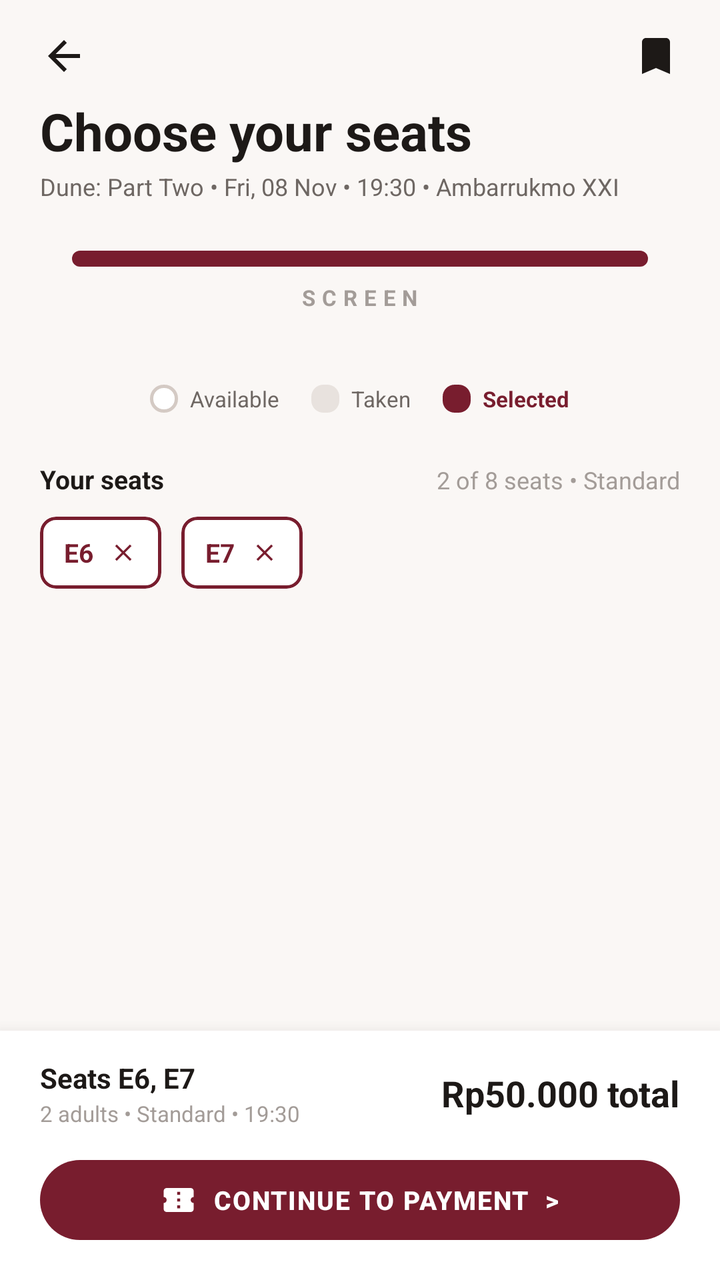
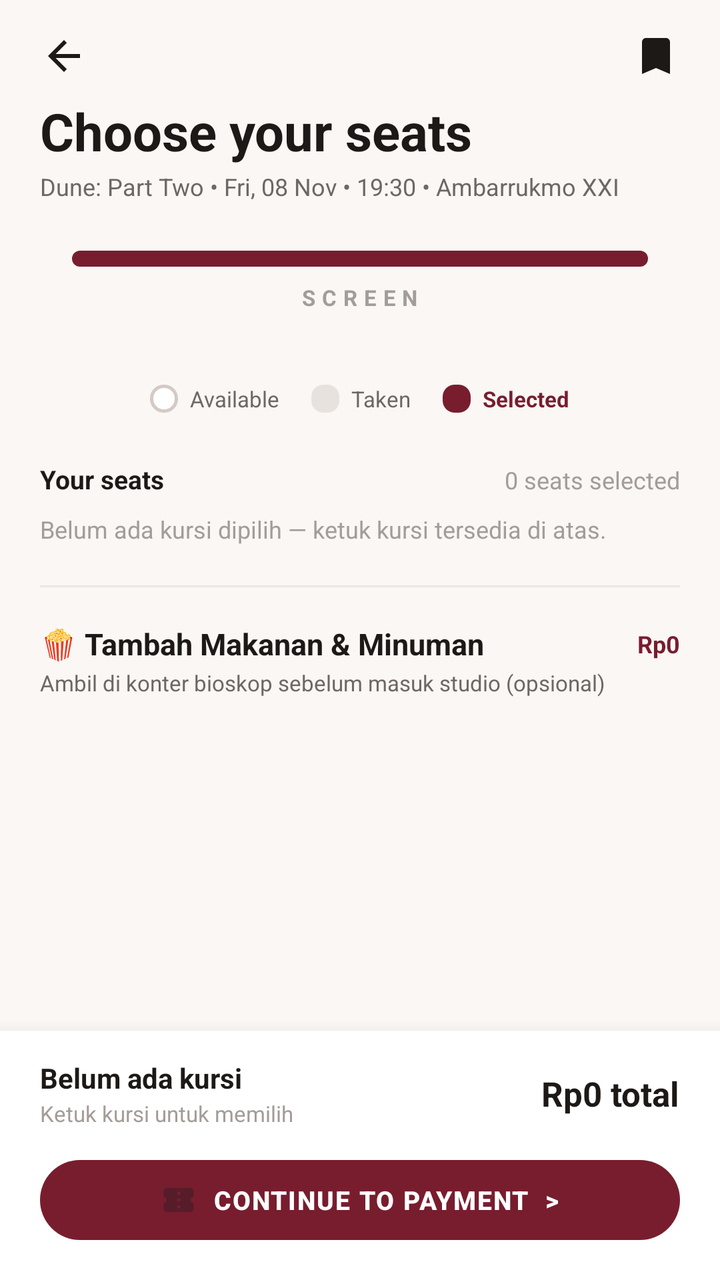

Screens rendered from an Android XML layout before and after an edit, with the pre-edit source and the edit as a unified diff.
<!-- AndroidManifest.xml: application theme Theme.ApkBookingFIlm -->
<!-- res/layout/activity_seat_selection.xml -->
<?xml version="1.0" encoding="utf-8"?>
<androidx.coordinatorlayout.widget.CoordinatorLayout xmlns:android="http://schemas.android.com/apk/res/android"
    xmlns:app="http://schemas.android.com/apk/res-auto"
    android:layout_width="match_parent"
    android:layout_height="match_parent"
    android:background="@color/bg_cream">

    <androidx.core.widget.NestedScrollView
        android:layout_width="match_parent"
        android:layout_height="match_parent"
        android:layout_marginBottom="90dp"
        android:fillViewport="true">

        <LinearLayout
            android:layout_width="match_parent"
            android:layout_height="wrap_content"
            android:orientation="vertical"
            android:paddingBottom="24dp">

            
            <LinearLayout
                android:layout_width="match_parent"
                android:layout_height="wrap_content"
                android:gravity="center_vertical"
                android:orientation="horizontal"
                android:paddingHorizontal="20dp"
                android:paddingTop="16dp"
                android:paddingBottom="8dp">

                <ImageView
                    android:id="@+id/btnBackSeats"
                    android:layout_width="24dp"
                    android:layout_height="24dp"
                    android:src="@drawable/ic_arrow_back"
                    app:tint="@color/text_primary" />

                <View
                    android:layout_width="0dp"
                    android:layout_height="1dp"
                    android:layout_weight="1" />

                <ImageView
                    android:id="@+id/btnBookmarkSeats"
                    android:layout_width="24dp"
                    android:layout_height="24dp"
                    android:src="@drawable/ic_nav_saved"
                    app:tint="@color/text_primary" />
            </LinearLayout>

            
            <TextView
                android:layout_width="match_parent"
                android:layout_height="wrap_content"
                android:paddingHorizontal="20dp"
                android:text="Choose your seats"
                android:textColor="@color/text_primary"
                android:textSize="26sp"
                android:textStyle="bold" />

            <TextView
                android:id="@+id/tvSeatMovieInfo"
                android:layout_width="match_parent"
                android:layout_height="wrap_content"
                android:layout_marginTop="2dp"
                android:paddingHorizontal="20dp"
                android:text="Dune: Part Two • Fri, 08 Nov • 19:30 • Ambarrukmo XXI"
                android:textColor="@color/text_secondary"
                android:textSize="12sp" />

            
            <LinearLayout
                android:layout_width="match_parent"
                android:layout_height="wrap_content"
                android:layout_marginTop="24dp"
                android:gravity="center"
                android:orientation="vertical"
                android:paddingHorizontal="36dp">

                
                <View
                    android:layout_width="match_parent"
                    android:layout_height="8dp"
                    android:background="@drawable/bg_chip_selected"
                    android:backgroundTint="@color/maroon_primary" />

                <TextView
                    android:layout_width="wrap_content"
                    android:layout_height="wrap_content"
                    android:layout_marginTop="8dp"
                    android:letterSpacing="0.3"
                    android:text="SCREEN"
                    android:textColor="@color/text_muted"
                    android:textSize="11sp"
                    android:textStyle="bold" />
            </LinearLayout>

            
            <LinearLayout
                android:layout_width="match_parent"
                android:layout_height="wrap_content"
                android:layout_marginTop="16dp"
                android:gravity="center"
                android:orientation="horizontal"
                android:paddingHorizontal="16dp">

                
                <LinearLayout
                    android:id="@+id/layoutRowLabelsLeft"
                    android:layout_width="20dp"
                    android:layout_height="wrap_content"
                    android:gravity="center_horizontal"
                    android:orientation="vertical" />

                
                <androidx.recyclerview.widget.RecyclerView
                    android:id="@+id/rvSeats"
                    android:layout_width="wrap_content"
                    android:layout_height="wrap_content"
                    android:layout_marginHorizontal="6dp"
                    android:overScrollMode="never" />

                
                <LinearLayout
                    android:id="@+id/layoutRowLabelsRight"
                    android:layout_width="20dp"
                    android:layout_height="wrap_content"
                    android:gravity="center_horizontal"
                    android:orientation="vertical" />
            </LinearLayout>

            
            <LinearLayout
                android:layout_width="match_parent"
                android:layout_height="wrap_content"
                android:layout_marginTop="20dp"
                android:gravity="center"
                android:orientation="horizontal">

                <View
                    android:layout_width="14dp"
                    android:layout_height="14dp"
                    android:background="@drawable/bg_seat_available" />

                <TextView
                    android:layout_width="wrap_content"
                    android:layout_height="wrap_content"
                    android:layout_marginStart="6dp"
                    android:text="Available"
                    android:textColor="@color/text_secondary"
                    android:textSize="11sp" />

                <View
                    android:layout_width="14dp"
                    android:layout_height="14dp"
                    android:layout_marginStart="16dp"
                    android:background="@drawable/bg_seat_reserved" />

                <TextView
                    android:layout_width="wrap_content"
                    android:layout_height="wrap_content"
                    android:layout_marginStart="6dp"
                    android:text="Taken"
                    android:textColor="@color/text_secondary"
                    android:textSize="11sp" />

                <View
                    android:layout_width="14dp"
                    android:layout_height="14dp"
                    android:layout_marginStart="16dp"
                    android:background="@drawable/bg_seat_selected" />

                <TextView
                    android:layout_width="wrap_content"
                    android:layout_height="wrap_content"
                    android:layout_marginStart="6dp"
                    android:text="Selected"
                    android:textColor="@color/maroon_primary"
                    android:textSize="11sp"
                    android:textStyle="bold" />
            </LinearLayout>

            
            <LinearLayout
                android:layout_width="match_parent"
                android:layout_height="wrap_content"
                android:layout_marginTop="24dp"
                android:orientation="vertical"
                android:paddingHorizontal="20dp">

                <LinearLayout
                    android:layout_width="match_parent"
                    android:layout_height="wrap_content"
                    android:orientation="horizontal">

                    <TextView
                        android:layout_width="0dp"
                        android:layout_height="wrap_content"
                        android:layout_weight="1"
                        android:text="Your seats"
                        android:textColor="@color/text_primary"
                        android:textSize="13sp"
                        android:textStyle="bold" />

                    <TextView
                        android:id="@+id/tvSeatsCountDesc"
                        android:layout_width="wrap_content"
                        android:layout_height="wrap_content"
                        android:text="2 of 8 seats • Standard"
                        android:textColor="@color/text_muted"
                        android:textSize="12sp" />
                </LinearLayout>

                
                <LinearLayout
                    android:id="@+id/layoutSelectedChips"
                    android:layout_width="match_parent"
                    android:layout_height="wrap_content"
                    android:layout_marginTop="10dp"
                    android:orientation="horizontal">

                    <com.google.android.material.card.MaterialCardView
                        android:id="@+id/chipSeat1"
                        android:layout_width="wrap_content"
                        android:layout_height="36dp"
                        android:layout_marginEnd="10dp"
                        app:cardBackgroundColor="@color/bg_surface"
                        app:cardCornerRadius="8dp"
                        app:cardElevation="0dp"
                        app:strokeColor="@color/maroon_primary"
                        app:strokeWidth="1.5dp">

                        <LinearLayout
                            android:layout_width="wrap_content"
                            android:layout_height="match_parent"
                            android:gravity="center_vertical"
                            android:orientation="horizontal"
                            android:paddingHorizontal="12dp">

                            <TextView
                                android:id="@+id/tvChip1Text"
                                android:layout_width="wrap_content"
                                android:layout_height="wrap_content"
                                android:text="E6"
                                android:textColor="@color/maroon_primary"
                                android:textSize="13sp"
                                android:textStyle="bold" />

                            <ImageView
                                android:layout_width="14dp"
                                android:layout_height="14dp"
                                android:layout_marginStart="8dp"
                                android:src="@drawable/ic_close"
                                app:tint="@color/maroon_primary" />
                        </LinearLayout>
                    </com.google.android.material.card.MaterialCardView>

                    <com.google.android.material.card.MaterialCardView
                        android:id="@+id/chipSeat2"
                        android:layout_width="wrap_content"
                        android:layout_height="36dp"
                        app:cardBackgroundColor="@color/bg_surface"
                        app:cardCornerRadius="8dp"
                        app:cardElevation="0dp"
                        app:strokeColor="@color/maroon_primary"
                        app:strokeWidth="1.5dp">

                        <LinearLayout
                            android:layout_width="wrap_content"
                            android:layout_height="match_parent"
                            android:gravity="center_vertical"
                            android:orientation="horizontal"
                            android:paddingHorizontal="12dp">

                            <TextView
                                android:id="@+id/tvChip2Text"
                                android:layout_width="wrap_content"
                                android:layout_height="wrap_content"
                                android:text="E7"
                                android:textColor="@color/maroon_primary"
                                android:textSize="13sp"
                                android:textStyle="bold" />

                            <ImageView
                                android:layout_width="14dp"
                                android:layout_height="14dp"
                                android:layout_marginStart="8dp"
                                android:src="@drawable/ic_close"
                                app:tint="@color/maroon_primary" />
                        </LinearLayout>
                    </com.google.android.material.card.MaterialCardView>
                </LinearLayout>
            </LinearLayout>
        </LinearLayout>
    </androidx.core.widget.NestedScrollView>

    
    <LinearLayout
        android:layout_width="match_parent"
        android:layout_height="wrap_content"
        android:layout_gravity="bottom"
        android:background="@color/bg_surface"
        android:elevation="12dp"
        android:orientation="vertical"
        android:paddingHorizontal="20dp"
        android:paddingTop="14dp"
        android:paddingBottom="16dp">

        <LinearLayout
            android:layout_width="match_parent"
            android:layout_height="wrap_content"
            android:gravity="center_vertical"
            android:orientation="horizontal">

            <LinearLayout
                android:layout_width="0dp"
                android:layout_height="wrap_content"
                android:layout_weight="1"
                android:orientation="vertical">

                <TextView
                    android:id="@+id/tvBottomSeatsLabel"
                    android:layout_width="wrap_content"
                    android:layout_height="wrap_content"
                    android:text="Seats E6, E7"
                    android:textColor="@color/text_primary"
                    android:textSize="14sp"
                    android:textStyle="bold" />

                <TextView
                    android:id="@+id/tvBottomSeatsDetails"
                    android:layout_width="wrap_content"
                    android:layout_height="wrap_content"
                    android:layout_marginTop="1dp"
                    android:text="2 adults • Standard • 19:30"
                    android:textColor="@color/text_muted"
                    android:textSize="11sp" />
            </LinearLayout>

            <TextView
                android:id="@+id/tvSeatTotalPrice"
                android:layout_width="wrap_content"
                android:layout_height="wrap_content"
                android:text="Rp50.000 total"
                android:textColor="@color/text_primary"
                android:textSize="18sp"
                android:textStyle="bold" />
        </LinearLayout>

        <com.google.android.material.button.MaterialButton
            android:id="@+id/btnContinueToPayment"
            style="@style/PrimaryMaroonButton"
            android:layout_width="match_parent"
            android:layout_height="48dp"
            android:layout_marginTop="12dp"
            android:text="CONTINUE TO PAYMENT  >"
            android:textSize="13sp"
            app:icon="@drawable/ic_ticket"
            app:iconGravity="textStart"
            app:iconPadding="8dp" />
    </LinearLayout>
</androidx.coordinatorlayout.widget.CoordinatorLayout>
<!-- resources referenced by this layout -->
<resources>
  <color name="bg_cream">#FAF7F5</color>
  <color name="bg_surface">#FFFFFF</color>
  <color name="maroon_primary">#781D2E</color>
  <color name="text_muted">#A39C98</color>
  <color name="text_primary">#1D1917</color>
  <color name="text_secondary">#6E6763</color>
  <!-- drawable bg_chip_selected (drawable) -->
  <?xml version="1.0" encoding="utf-8"?>
  <shape xmlns:android="http://schemas.android.com/apk/res/android"
      android:shape="rectangle">
      <solid android:color="@color/maroon_primary" />
      <corners android:radius="12dp" />
  </shape>
  <!-- drawable bg_seat_available (drawable) -->
  <?xml version="1.0" encoding="utf-8"?>
  <shape xmlns:android="http://schemas.android.com/apk/res/android"
      android:shape="rectangle">
      <solid android:color="@color/seat_available" />
      <corners android:radius="6dp" />
      <stroke
          android:width="1.5dp"
          android:color="@color/seat_available_stroke" />
  </shape>
  <!-- drawable bg_seat_reserved (drawable) -->
  <?xml version="1.0" encoding="utf-8"?>
  <shape xmlns:android="http://schemas.android.com/apk/res/android"
      android:shape="rectangle">
      <solid android:color="@color/seat_reserved" />
      <corners android:radius="6dp" />
  </shape>
  <!-- drawable bg_seat_selected (drawable) -->
  <?xml version="1.0" encoding="utf-8"?>
  <shape xmlns:android="http://schemas.android.com/apk/res/android"
      android:shape="rectangle">
      <solid android:color="@color/seat_selected" />
      <corners android:radius="6dp" />
  </shape>
  <!-- drawable ic_arrow_back (drawable) -->
  <vector xmlns:android="http://schemas.android.com/apk/res/android"
      android:width="24dp"
      android:height="24dp"
      android:viewportWidth="24"
      android:viewportHeight="24">
    <path
        android:fillColor="@color/text_primary"
        android:pathData="M20,11H7.83l5.59,-5.59L12,4l-8,8 8,8 1.41,-1.41L7.83,13H20v-2z"/>
  </vector>
  <!-- drawable ic_close (drawable) -->
  <vector xmlns:android="http://schemas.android.com/apk/res/android"
      android:width="24dp"
      android:height="24dp"
      android:viewportWidth="24"
      android:viewportHeight="24">
    <path
        android:fillColor="@color/text_primary"
        android:pathData="M19,6.41L17.59,5 12,10.59 6.41,5 5,6.41 10.59,12 5,17.59 6.41,19 12,13.41 17.59,19 19,17.59 13.41,12z"/>
  </vector>
  <!-- drawable ic_nav_saved (drawable) -->
  <vector xmlns:android="http://schemas.android.com/apk/res/android"
      android:width="24dp"
      android:height="24dp"
      android:viewportWidth="24"
      android:viewportHeight="24">
    <path
        android:fillColor="@color/maroon_primary"
        android:pathData="M17,3H7c-1.1,0 -2,0.9 -2,2v16l7,-3 7,3V5c0,-1.1 -0.9,-2 -2,-2z"/>
  </vector>
  <style name="PrimaryMaroonButton" parent="Widget.Material3.Button">
          <item name="backgroundTint">@color/maroon_primary</item>
          <item name="android:textColor">@color/white</item>
          <item name="android:textStyle">bold</item>
          <item name="cornerRadius">24dp</item>
          <item name="android:textAllCaps">true</item>
          <item name="android:letterSpacing">0.05</item>
      </style>
  <style name="Theme.ApkBookingFIlm" parent="Base.Theme.ApkBookingFIlm" />
  <color name="seat_available">#FFFFFF</color>
  <color name="seat_available_stroke">#D4CAC4</color>
  <color name="seat_reserved">#E8E2DE</color>
  <color name="seat_selected">#781D2E</color>
  <color name="white">#FFFFFFFF</color>
  <color name="maroon_dark">#581220</color>
  <color name="maroon_light">#9A273D</color>
  <color name="bg_white">#FFFFFFFF</color>
  <!-- unchanged entries left out for length: 2 -->
</resources>

<!-- the commit's change to res/layout/activity_seat_selection.xml (unified diff, before → after) -->
@@ -8,7 +8,7 @@
     <androidx.core.widget.NestedScrollView
         android:layout_width="match_parent"
         android:layout_height="match_parent"
-        android:layout_marginBottom="90dp"
+        android:layout_marginBottom="100dp"
         android:fillViewport="true">
 
         <LinearLayout
@@ -76,7 +76,6 @@
                 android:orientation="vertical"
                 android:paddingHorizontal="36dp">
 
-                
                 <View
                     android:layout_width="match_parent"
                     android:layout_height="8dp"
@@ -103,7 +102,6 @@
                 android:orientation="horizontal"
                 android:paddingHorizontal="16dp">
 
-                
                 <LinearLayout
                     android:id="@+id/layoutRowLabelsLeft"
                     android:layout_width="20dp"
@@ -111,7 +109,6 @@
                     android:gravity="center_horizontal"
                     android:orientation="vertical" />
 
-                
                 <androidx.recyclerview.widget.RecyclerView
                     android:id="@+id/rvSeats"
                     android:layout_width="wrap_content"
@@ -119,7 +116,6 @@
                     android:layout_marginHorizontal="6dp"
                     android:overScrollMode="never" />
 
-                
                 <LinearLayout
                     android:id="@+id/layoutRowLabelsRight"
                     android:layout_width="20dp"
@@ -205,90 +201,91 @@
                         android:id="@+id/tvSeatsCountDesc"
                         android:layout_width="wrap_content"
                         android:layout_height="wrap_content"
-                        android:text="2 of 8 seats • Standard"
+                        android:text="0 seats selected"
                         android:textColor="@color/text_muted"
                         android:textSize="12sp" />
                 </LinearLayout>
 
-                
+                <TextView
+                    android:id="@+id/tvNoSeatsHint"
+                    android:layout_width="wrap_content"
+                    android:layout_height="wrap_content"
+                    android:layout_marginTop="8dp"
+                    android:text="Belum ada kursi dipilih — ketuk kursi tersedia di atas."
+                    android:textColor="@color/text_muted"
+                    android:textSize="12sp" />
+
+                <HorizontalScrollView
+                    android:id="@+id/scrollSelectedChips"
+                    android:layout_width="match_parent"
+                    android:layout_height="wrap_content"
+                    android:layout_marginTop="10dp"
+                    android:scrollbars="none"
+                    android:visibility="gone">
+
+                    <LinearLayout
+                        android:id="@+id/layoutSelectedChips"
+                        android:layout_width="wrap_content"
+                        android:layout_height="wrap_content"
+                        android:orientation="horizontal" />
+                </HorizontalScrollView>
+            </LinearLayout>
+
+            
+            <View
+                android:layout_width="match_parent"
+                android:layout_height="1dp"
+                android:layout_marginHorizontal="20dp"
+                android:layout_marginTop="20dp"
+                android:background="@color/divider_line" />
+
+            
+            <LinearLayout
+                android:layout_width="match_parent"
+                android:layout_height="wrap_content"
+                android:layout_marginTop="18dp"
+                android:orientation="vertical"
+                android:paddingHorizontal="20dp">
+
                 <LinearLayout
-                    android:id="@+id/layoutSelectedChips"
-                    android:layout_width="match_parent"
-                    android:layout_height="wrap_content"
-                    android:layout_marginTop="10dp"
+                    android:layout_width="match_parent"
+                    android:layout_height="wrap_content"
+                    android:gravity="center_vertical"
                     android:orientation="horizontal">
 
-                    <com.google.android.material.card.MaterialCardView
-                        android:id="@+id/chipSeat1"
+                    <TextView
+                        android:layout_width="0dp"
+                        android:layout_height="wrap_content"
+                        android:layout_weight="1"
+                        android:text="🍿 Tambah Makanan &amp; Minuman"
+                        android:textColor="@color/text_primary"
+                        android:textSize="15sp"
+                        android:textStyle="bold" />
+
+                    <TextView
+                        android:id="@+id/tvFoodAddonTotal"
                         android:layout_width="wrap_content"
-                        android:layout_height="36dp"
-                        android:layout_marginEnd="10dp"
-                        app:cardBackgroundColor="@color/bg_surface"
-                        app:cardCornerRadius="8dp"
-                        app:cardElevation="0dp"
-                        app:strokeColor="@color/maroon_primary"
-                        app:strokeWidth="1.5dp">
-
-                        <LinearLayout
-                            android:layout_width="wrap_content"
-                            android:layout_height="match_parent"
-                            android:gravity="center_vertical"
-                            android:orientation="horizontal"
-                            android:paddingHorizontal="12dp">
-
-                            <TextView
-                                android:id="@+id/tvChip1Text"
-                                android:layout_width="wrap_content"
-                                android:layout_height="wrap_content"
-                                android:text="E6"
-                                android:textColor="@color/maroon_primary"
-                                android:textSize="13sp"
-                                android:textStyle="bold" />
-
-                            <ImageView
-                                android:layout_width="14dp"
-                                android:layout_height="14dp"
-                                android:layout_marginStart="8dp"
-                                android:src="@drawable/ic_close"
-                                app:tint="@color/maroon_primary" />
-                        </LinearLayout>
-                    </com.google.android.material.card.MaterialCardView>
-
-                    <com.google.android.material.card.MaterialCardView
-                        android:id="@+id/chipSeat2"
-                        android:layout_width="wrap_content"
-                        android:layout_height="36dp"
-                        app:cardBackgroundColor="@color/bg_surface"
-                        app:cardCornerRadius="8dp"
-                        app:cardElevation="0dp"
-                        app:strokeColor="@color/maroon_primary"
-                        app:strokeWidth="1.5dp">
-
-                        <LinearLayout
-                            android:layout_width="wrap_content"
-                            android:layout_height="match_parent"
-                            android:gravity="center_vertical"
-                            android:orientation="horizontal"
-                            android:paddingHorizontal="12dp">
-
-                            <TextView
-                                android:id="@+id/tvChip2Text"
-                                android:layout_width="wrap_content"
-                                android:layout_height="wrap_content"
-                                android:text="E7"
-                                android:textColor="@color/maroon_primary"
-                                android:textSize="13sp"
-                                android:textStyle="bold" />
-
-                            <ImageView
-                                android:layout_width="14dp"
-                                android:layout_height="14dp"
-                                android:layout_marginStart="8dp"
-                                android:src="@drawable/ic_close"
-                                app:tint="@color/maroon_primary" />
-                        </LinearLayout>
-                    </com.google.android.material.card.MaterialCardView>
+                        android:layout_height="wrap_content"
+                        android:text="Rp0"
+                        android:textColor="@color/maroon_primary"
+                        android:textSize="12sp"
+                        android:textStyle="bold" />
                 </LinearLayout>
+
+                <TextView
+                    android:layout_width="wrap_content"
+                    android:layout_height="wrap_content"
+                    android:layout_marginTop="2dp"
+                    android:text="Ambil di konter bioskop sebelum masuk studio (opsional)"
+                    android:textColor="@color/text_secondary"
+                    android:textSize="11sp" />
+
+                <androidx.recyclerview.widget.RecyclerView
+                    android:id="@+id/rvFoodAddon"
+                    android:layout_width="match_parent"
+                    android:layout_height="wrap_content"
+                    android:layout_marginTop="12dp"
+                    android:nestedScrollingEnabled="false" />
             </LinearLayout>
         </LinearLayout>
     </androidx.core.widget.NestedScrollView>
@@ -321,7 +318,7 @@
                     android:id="@+id/tvBottomSeatsLabel"
                     android:layout_width="wrap_content"
                     android:layout_height="wrap_content"
-                    android:text="Seats E6, E7"
+                    android:text="Belum ada kursi"
                     android:textColor="@color/text_primary"
                     android:textSize="14sp"
                     android:textStyle="bold" />
@@ -331,7 +328,7 @@
                     android:layout_width="wrap_content"
                     android:layout_height="wrap_content"
                     android:layout_marginTop="1dp"
-                    android:text="2 adults • Standard • 19:30"
+                    android:text="Ketuk kursi untuk memilih"
                     android:textColor="@color/text_muted"
                     android:textSize="11sp" />
             </LinearLayout>
@@ -340,9 +337,9 @@
                 android:id="@+id/tvSeatTotalPrice"
                 android:layout_width="wrap_content"
                 android:layout_height="wrap_content"
-                android:text="Rp50.000 total"
+                android:text="Rp0 total"
                 android:textColor="@color/text_primary"
-                android:textSize="18sp"
+                android:textSize="17sp"
                 android:textStyle="bold" />
         </LinearLayout>
 
@@ -352,6 +349,7 @@
             android:layout_width="match_parent"
             android:layout_height="48dp"
             android:layout_marginTop="12dp"
+            android:enabled="false"
             android:text="CONTINUE TO PAYMENT  >"
             android:textSize="13sp"
             app:icon="@drawable/ic_ticket"
<!-- resource entries referenced after the edit -->
@@ -2,6 +2,7 @@
 <resources>
   <color name="bg_cream">#FAF7F5</color>
   <color name="bg_surface">#FFFFFF</color>
+  <color name="divider_line">#EEE7E2</color>
   <color name="maroon_primary">#781D2E</color>
   <color name="text_muted">#A39C98</color>
   <color name="text_primary">#1D1917</color>
@@ -47,16 +48,6 @@
         android:fillColor="@color/text_primary"
         android:pathData="M20,11H7.83l5.59,-5.59L12,4l-8,8 8,8 1.41,-1.41L7.83,13H20v-2z"/>
   </vector>
-  <!-- drawable ic_close (drawable) -->
-  <vector xmlns:android="http://schemas.android.com/apk/res/android"
-      android:width="24dp"
-      android:height="24dp"
-      android:viewportWidth="24"
-      android:viewportHeight="24">
-    <path
-        android:fillColor="@color/text_primary"
-        android:pathData="M19,6.41L17.59,5 12,10.59 6.41,5 5,6.41 10.59,12 5,17.59 6.41,19 12,13.41 17.59,19 19,17.59 13.41,12z"/>
-  </vector>
   <!-- drawable ic_nav_saved (drawable) -->
   <vector xmlns:android="http://schemas.android.com/apk/res/android"
       android:width="24dp"
